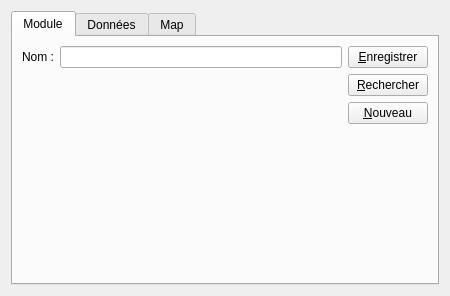
gkesse/ReadyCode, file app/cpp/qmake/mingw/code/src/manager/GModuleUi.ui: the form before one commit.
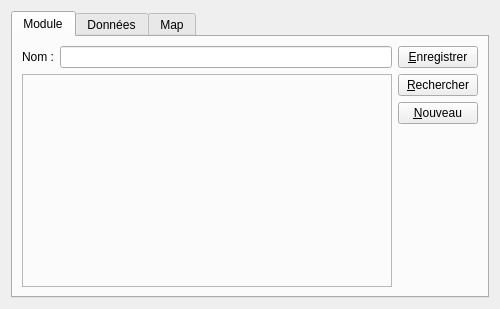
The form after the commit. The open tabs and pages were chosen to show the change. Custom widgets are drawn as their Qt base class.

The edit to the form file:
```diff
--- a/app/cpp/qmake/mingw/code/src/manager/GModuleUi.ui
+++ b/app/cpp/qmake/mingw/code/src/manager/GModuleUi.ui
@@ -6,14 +6,14 @@
    <rect>
     <x>0</x>
     <y>0</y>
-    <width>450</width>
-    <height>296</height>
+    <width>500</width>
+    <height>309</height>
    </rect>
   </property>
   <property name="minimumSize">
    <size>
-    <width>450</width>
-    <height>150</height>
+    <width>500</width>
+    <height>300</height>
    </size>
   </property>
   <property name="windowTitle">
@@ -31,7 +31,7 @@
       </attribute>
       <layout class="QGridLayout" name="gridLayout">
        <item row="0" column="0">
-        <layout class="QVBoxLayout" name="verticalLayout_2" stretch="0,0">
+        <layout class="QVBoxLayout" name="verticalLayout_2" stretch="0,1">
          <item>
           <layout class="QFormLayout" name="formLayout">
            <item row="0" column="1">
@@ -51,17 +51,14 @@
           </layout>
          </item>
          <item>
-          <spacer name="verticalSpacer_2">
-           <property name="orientation">
-            <enum>Qt::Vertical</enum>
+          <widget class="GTableWidgetFr" name="tableModule">
+           <property name="frameShape">
+            <enum>QFrame::StyledPanel</enum>
            </property>
-           <property name="sizeHint" stdset="0">
-            <size>
-             <width>20</width>
-             <height>0</height>
-            </size>
+           <property name="frameShadow">
+            <enum>QFrame::Raised</enum>
            </property>
-          </spacer>
+          </widget>
          </item>
         </layout>
        </item>
@@ -280,6 +277,12 @@
    <extends>QTreeWidget</extends>
    <header location="global">GTreeWidgetUi.h</header>
   </customwidget>
+  <customwidget>
+   <class>GTableWidgetFr</class>
+   <extends>QFrame</extends>
+   <header location="global">GTableWidgetFr.h</header>
+   <container>1</container>
+  </customwidget>
  </customwidgets>
  <resources/>
  <connections/>
```
Left out of the diff: 2 changed lines with no effect on the pictures.
